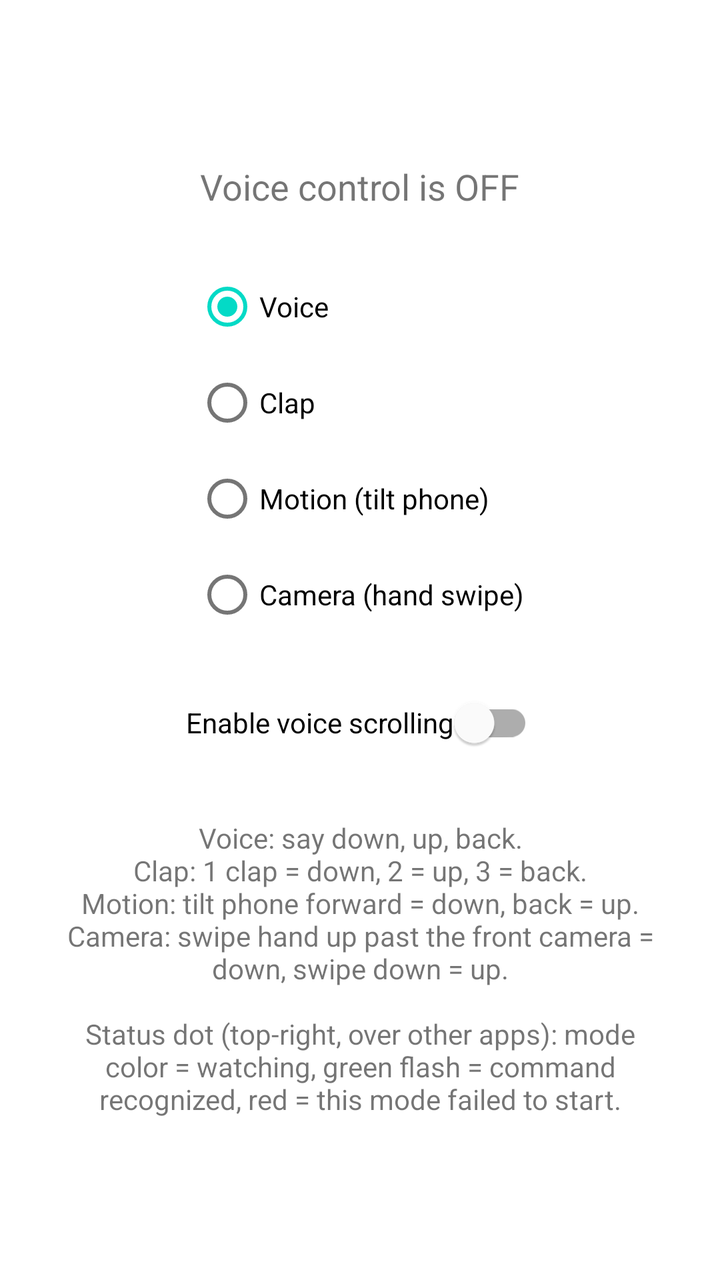
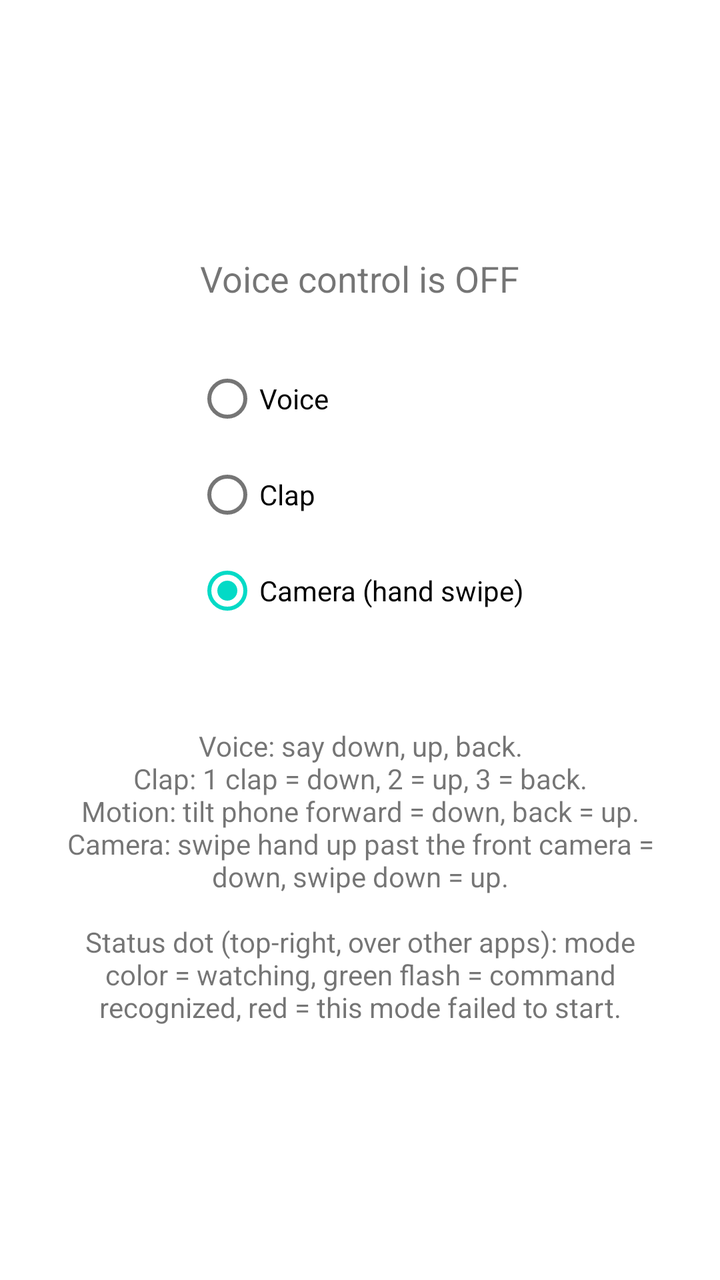

Two renders of the same Android screen: before a commit and after it. Below are the layout's source before the change and the commit's diff.
<!-- AndroidManifest.xml: application theme Theme.ScrollVoiceControl -->
<!-- res/layout/activity_main.xml -->
<?xml version="1.0" encoding="utf-8"?>
<LinearLayout xmlns:android="http://schemas.android.com/apk/res/android"
    android:layout_width="match_parent"
    android:layout_height="match_parent"
    android:orientation="vertical"
    android:gravity="center"
    android:padding="32dp">

    <TextView
        android:id="@+id/statusText"
        android:layout_width="wrap_content"
        android:layout_height="wrap_content"
        android:text="Voice control is OFF"
        android:textSize="18sp"
        android:layout_marginBottom="24dp" />

    <RadioGroup
        android:id="@+id/modeGroup"
        android:layout_width="wrap_content"
        android:layout_height="wrap_content"
        android:orientation="vertical"
        android:layout_marginBottom="16dp">

        <RadioButton
            android:id="@+id/modeVoice"
            android:layout_width="wrap_content"
            android:layout_height="wrap_content"
            android:text="Voice"
            android:checked="true" />

        <RadioButton
            android:id="@+id/modeClap"
            android:layout_width="wrap_content"
            android:layout_height="wrap_content"
            android:text="Clap" />

        <RadioButton
            android:id="@+id/modeMotion"
            android:layout_width="wrap_content"
            android:layout_height="wrap_content"
            android:text="Motion (tilt phone)" />

        <RadioButton
            android:id="@+id/modeCamera"
            android:layout_width="wrap_content"
            android:layout_height="wrap_content"
            android:text="Camera (hand swipe)" />

    </RadioGroup>

    <com.google.android.material.switchmaterial.SwitchMaterial
        android:id="@+id/toggleSwitch"
        android:layout_width="wrap_content"
        android:layout_height="wrap_content"
        android:text="Enable voice scrolling" />

    <TextView
        android:id="@+id/hintText"
        android:layout_width="wrap_content"
        android:layout_height="wrap_content"
        android:layout_marginTop="24dp"
        android:gravity="center"
        android:text="@string/hint_text" />

</LinearLayout>
<!-- resources referenced by this layout -->
<resources>
  <string name="hint_text">Voice: say "down", "up", "back".\nClap: 1 clap = down, 2 = up, 3 = back.\nMotion: tilt phone forward = down, back = up.\nCamera: swipe hand up past the front camera = down, swipe down = up.\n\nStatus dot (top-right, over other apps): mode color = watching, green flash = command recognized, red = this mode failed to start.</string>
  <style name="Theme.ScrollVoiceControl" parent="Theme.MaterialComponents.DayNight.NoActionBar" />
</resources>

<!-- the commit's change to res/layout/activity_main.xml (unified diff, before → after) -->
@@ -19,14 +19,13 @@
         android:layout_width="wrap_content"
         android:layout_height="wrap_content"
         android:orientation="vertical"
-        android:layout_marginBottom="16dp">
+        android:layout_marginBottom="20dp">
 
         <RadioButton
             android:id="@+id/modeVoice"
             android:layout_width="wrap_content"
             android:layout_height="wrap_content"
-            android:text="Voice"
-            android:checked="true" />
+            android:text="Voice" />
 
         <RadioButton
             android:id="@+id/modeClap"
@@ -35,24 +34,20 @@
             android:text="Clap" />
 
         <RadioButton
-            android:id="@+id/modeMotion"
-            android:layout_width="wrap_content"
-            android:layout_height="wrap_content"
-            android:text="Motion (tilt phone)" />
-
-        <RadioButton
             android:id="@+id/modeCamera"
             android:layout_width="wrap_content"
             android:layout_height="wrap_content"
-            android:text="Camera (hand swipe)" />
+            android:text="Camera (hand swipe)"
+            android:checked="true" />
 
     </RadioGroup>
 
-    <com.google.android.material.switchmaterial.SwitchMaterial
-        android:id="@+id/toggleSwitch"
+    <Button
+        android:id="@+id/stopButton"
         android:layout_width="wrap_content"
         android:layout_height="wrap_content"
-        android:text="Enable voice scrolling" />
+        android:text="Stop"
+        android:visibility="gone" />
 
     <TextView
         android:id="@+id/hintText"
